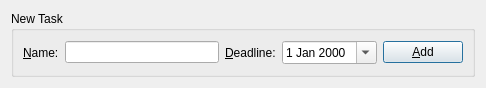
Old version of the form ui/AddTaskWidget.ui in the repository datho7561/qt-todo.
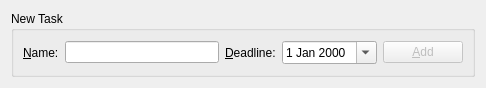
New version of the form.

Diff of the .ui file:
```diff
--- a/ui/AddTaskWidget.ui
+++ b/ui/AddTaskWidget.ui
@@ -57,6 +57,9 @@
         </item>
         <item>
          <widget class="QPushButton" name="add_button">
+          <property name="enabled">
+           <bool>false</bool>
+          </property>
           <property name="text">
            <string>&amp;Add</string>
           </property>
```
